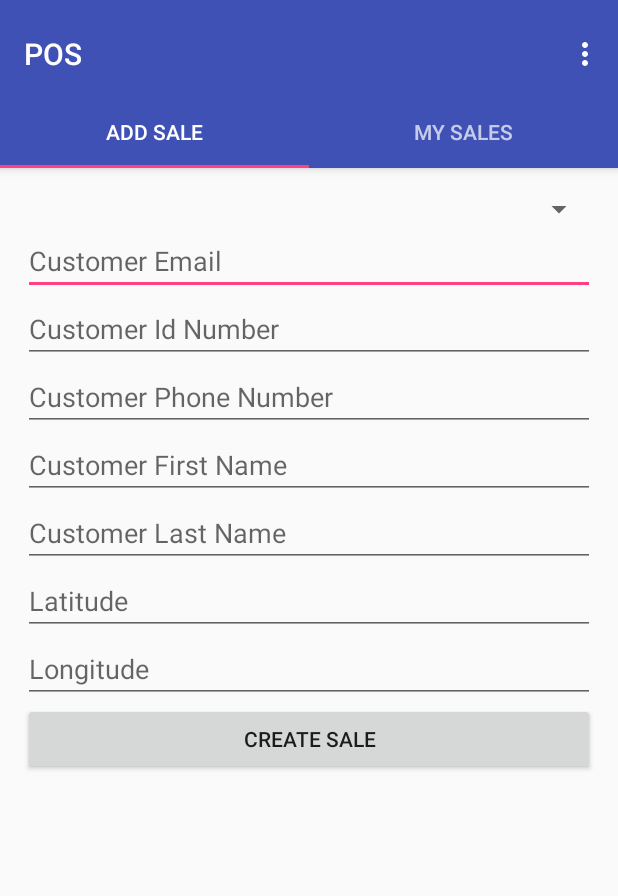
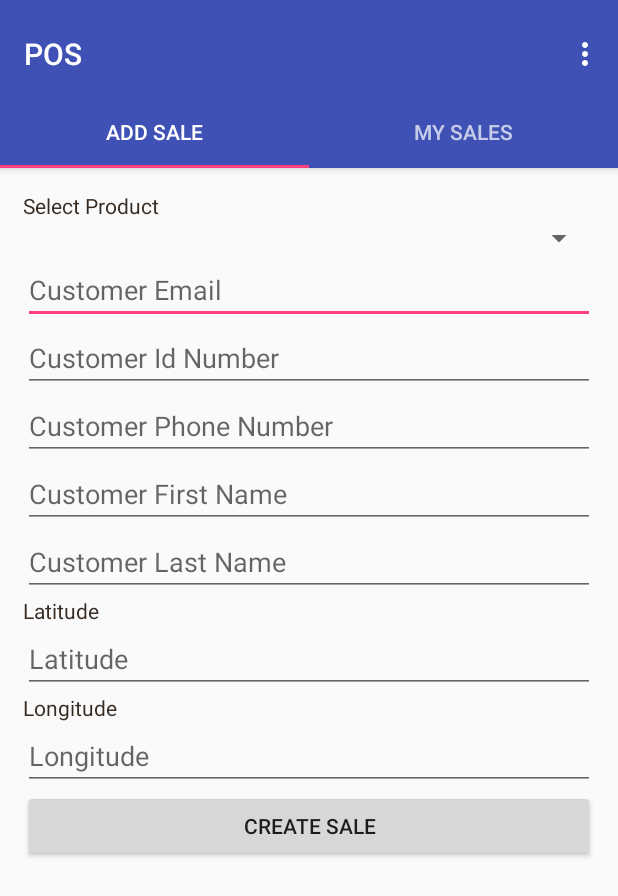
Before and after one commit to liyocee/pos, an Android app: the NewSaleFragment screen opened directly, with no data from a screen before it, after a tap on "CREATE SALE", on a phone screen of 412 x 824 dp. Shown: the top 896 px of the screen. Run offline under Robolectric (Android 15) with nearby library versions, the phone set to English and light mode, and no system bars; 2 statements that could not run were skipped.

Commit message:
Adding a sale

```diff
--- a/mobile_app/app/src/main/java/com/pos/app/activity/NewSaleFragment.java
+++ b/mobile_app/app/src/main/java/com/pos/app/activity/NewSaleFragment.java
@@ -11,6 +11,7 @@ import android.view.View;
 import android.view.ViewGroup;
 import android.widget.AdapterView;
 import android.widget.ArrayAdapter;
+import android.widget.EditText;
 import android.widget.Spinner;
 import android.widget.TextView;
 import android.widget.Button;
@@ -19,6 +20,7 @@ import com.pos.app.Constants;
 import com.pos.app.R;
 import com.pos.app.pojos.Product;
 import com.pos.app.utils.Command;
+import com.pos.app.utils.CreateSaleAsync;
 import com.pos.app.utils.GPSManager;
 import com.pos.app.utils.HttpAsync;
 
@@ -67,16 +69,8 @@ public class NewSaleFragment extends Fragment implements Command {
     @Override
     public View onCreateView(LayoutInflater inflater, ViewGroup container,
                              Bundle savedInstanceState) {
-        View rootView = inflater.inflate(R.layout.fragment_new_sale, container, false);
-//        TextView textView = (TextView) rootView.findViewById(R.id.product);
-//        textView.setText(getString(R.string.section_format, getArguments().getInt(ARG_SECTION_NUMBER)));
+        final View rootView = inflater.inflate(R.layout.fragment_new_sale, container, false);
         Button btn = (Button) rootView.findViewById(R.id.saveSaleButton);
-        btn.setOnClickListener(new View.OnClickListener() {
-            @Override
-            public void onClick(View v) {
-                Log.e("Clicked", "about to save");
-            }
-        });
         TextView textLatitude = (TextView)rootView.findViewById(R.id.latitude);
         TextView textLongitude = (TextView)rootView.findViewById(R.id.longitude);
         if(gpsTracker.canGetLocation()){
@@ -90,6 +84,51 @@ public class NewSaleFragment extends Fragment implements Command {
             textLongitude.setText("");
         }
         this.view = rootView;
+
+        btn.setOnClickListener(new View.OnClickListener() {
+            @Override
+            public void onClick(View v) {
+                TextView latitudeField = (TextView) rootView.findViewById(R.id.latitude);
+                String mLatitude = latitudeField.getText().toString();
+                TextView longitudeField = (TextView) rootView.findViewById(R.id.longitude);
+                String mLongitude = longitudeField.getText().toString();
+                TextView emailField = (TextView) rootView.findViewById(R.id.customerEmail);
+                String mEmail = emailField.getText().toString();
+                TextView phoneField = (TextView) rootView.findViewById(R.id.customerPhone);
+                String mPhone = phoneField.getText().toString();
+                TextView idNumberField = (TextView) rootView.findViewById(R.id.customerPhone);
+                String mIdNumber = idNumberField.getText().toString();
+                TextView firstNameField = (TextView)rootView.findViewById(R.id.customerFirstName);
+                String mFirstName = firstNameField.getText().toString();
+                TextView lastNameField = (TextView)rootView.findViewById(R.id.customerLastName);
+                String mLastName = lastNameField.getText().toString();
+                TextView productField = (TextView)rootView.findViewById(R.id.product_id);
+                String mProductId = productField.getText().toString();
+                String mFollowUpDate = "2015-10-16T10:04:00";
+                String mAgent = mPreferences.getString("agent_id", "");
+
+                try{
+                    JSONObject prod = new JSONObject();
+                    prod.put("latitude", mLatitude);
+                    prod.put("longitude", mLongitude);
+                    prod.put("product", mProductId);
+                    prod.put("agent", mAgent);
+                    prod.put("customer_email", mEmail);
+                    prod.put("customer_phone", mPhone);
+                    prod.put("customer_first_name", mFirstName);
+                    prod.put("customer_last_name", mLastName);
+                    prod.put("customer_id_number", mIdNumber);
+                    prod.put("follow_up_date", mFollowUpDate);
+
+                    Log.e("CREATE_PROD", prod.toString());
+                    CreateSaleAsync saleAsync = new CreateSaleAsync(context, mPreferences, rootView);
+                    new HttpAsync(context, saleAsync, Constants.SALES_URL, "POST", prod).execute();
+                }catch(JSONException e){
+                    e.printStackTrace();
+                }
+
+            }
+        });
         return rootView;
     }
 
--- /dev/null
+++ b/mobile_app/app/src/main/java/com/pos/app/utils/CreateSaleAsync.java
@@ -0,0 +1,52 @@
+package com.pos.app.utils;
+
+import android.app.ProgressDialog;
+import android.content.Context;
+import android.content.SharedPreferences;
+import android.util.Log;
+import android.view.View;
+import android.widget.TextView;
+import android.widget.Toast;
+
+import com.pos.app.R;
+
+import org.json.JSONObject;
+
+public class CreateSaleAsync implements Command{
+    Context context = null;
+    SharedPreferences mPreferences = null;
+    View rootView = null;
+    public CreateSaleAsync(Context context, SharedPreferences mPreferences, View v){
+        this.context = context;
+        this.mPreferences = mPreferences;
+        this.rootView = v;
+    }
+
+    public ProgressDialog doPreExecute(){
+        return ProgressDialog.show(this.context, "Creating Sale", "Please Wait...", true);
+    }
+    public void handleHttpError(){
+        Toast.makeText(context, "Error saving the sale details",
+                Toast.LENGTH_LONG).show();
+    }
+
+    public void handleHttpSuccess(JSONObject jObj){
+        ((TextView)rootView.findViewById(R.id.customerEmail)).setText("");
+        ((TextView)rootView.findViewById(R.id.customerPhone)).setText("");
+        ((TextView)rootView.findViewById(R.id.customerPhone)).setText("");
+        ((TextView)rootView.findViewById(R.id.customerFirstName)).setText("");
+        ((TextView)rootView.findViewById(R.id.customerLastName)).setText("");
+        ((TextView)rootView.findViewById(R.id.customerIdNumber)).setText("");
+        ((TextView)rootView.findViewById(R.id.product_id)).setText("");
+        try{
+
+            Toast.makeText(context, "Successfully saved the sale",
+                    Toast.LENGTH_LONG).show();
+        }catch(Exception e){
+            e.printStackTrace();
+        }
+    }
+    public String getAuthToken(){
+        return mPreferences.getString("token", "");
+    }
+}
--- a/mobile_app/app/src/main/res/layout/fragment_new_sale.xml
+++ b/mobile_app/app/src/main/res/layout/fragment_new_sale.xml
@@ -23,6 +23,11 @@
                 android:visibility="gone">
             </EditText>
 
+            <TextView android:layout_width="fill_parent"
+                android:layout_height="wrap_content"
+                android:textColor="#372c24"
+                android:text="Select Product"/>
+
             <Spinner
                 android:id="@+id/product"
                 android:layout_width="match_parent"
@@ -38,7 +43,7 @@
                 android:layout_weight="2"
                 android:ems="10"
                 android:hint="@string/customer_email"
-                android:inputType="textMultiLine">
+                android:inputType="textEmailAddress">
             </EditText>
 
             <EditText
@@ -48,7 +53,7 @@
                 android:layout_weight="3"
                 android:ems="10"
                 android:hint="@string/customer_id_number"
-                android:inputType="textMultiLine">
+                android:inputType="number">
             </EditText>
 
 
@@ -59,7 +64,7 @@
                 android:layout_weight="4"
                 android:ems="10"
                 android:hint="@string/customer_phone"
-                android:inputType="textMultiLine">
+                android:inputType="phone">
             </EditText>
 
 
@@ -84,6 +89,11 @@
                 android:inputType="textMultiLine">
             </EditText>
 
+            <TextView android:layout_width="fill_parent"
+                android:layout_height="wrap_content"
+                android:textColor="#372c24"
+                android:text="Latitude"/>
+
             <EditText
                 android:id="@+id/latitude"
                 android:layout_width="match_parent"
@@ -91,8 +101,18 @@
                 android:layout_weight="8"
                 android:ems="10"
                 android:hint="@string/latitude"
-                android:inputType="textMultiLine">
+                android:clickable="false"
+                android:cursorVisible="false"
+                android:focusable="false"
+                android:focusableInTouchMode="false"
+                android:inputType="textMultiLine"
+                android:editable="false">
             </EditText>
+
+            <TextView android:layout_width="fill_parent"
+                android:layout_height="wrap_content"
+                android:textColor="#372c24"
+                android:text="Longitude"/>
             <EditText
                 android:id="@+id/longitude"
                 android:layout_width="match_parent"
@@ -100,6 +120,11 @@
                 android:layout_weight="9"
                 android:ems="10"
                 android:hint="@string/longitude"
+                android:editable="false"
+                android:clickable="false"
+                android:cursorVisible="false"
+                android:focusable="false"
+                android:focusableInTouchMode="false"
                 android:inputType="textMultiLine">
             </EditText>
 
```
